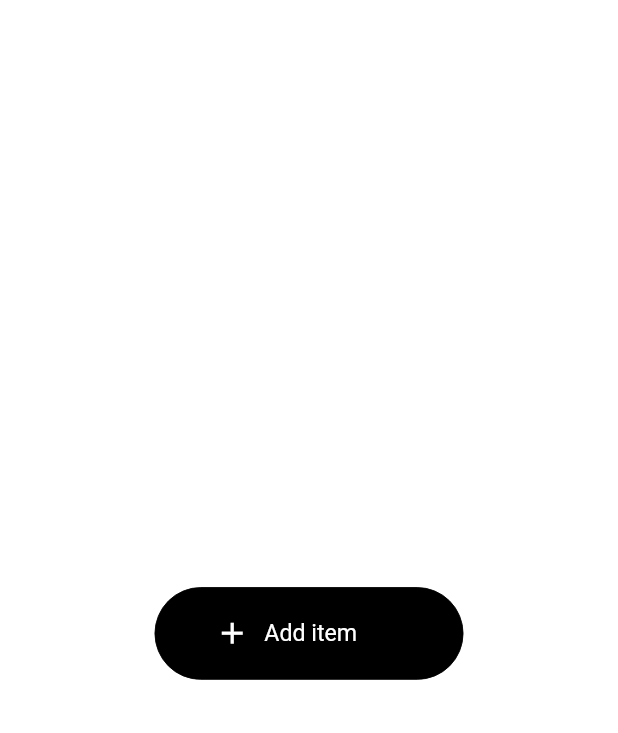
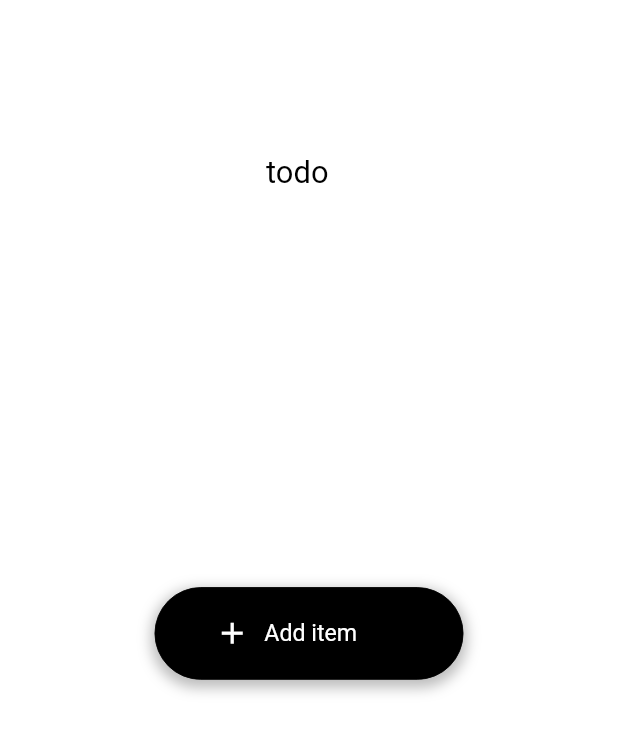
Before and after one commit to StudyingTimer/Flutter-StudyingTimer, a Flutter app: the Todo screen opened directly, on a phone screen of 412 x 824 dp. Shown: the top 733 px of the screen. Run offline on Flutter 3.47's test engine with Material 2 defaults, Android fonts, the light colour scheme and no system bars; our stand-ins replace flutter_screenutil, flutter_spinkit, fluttertoast, font_awesome_flutter, salomon_bottom_bar, webview_flutter.

Commit message:
[ADD] animation

```diff
--- a/studying_timer/lib/screens/bottombar/todo.dart
+++ b/studying_timer/lib/screens/bottombar/todo.dart
@@ -13,18 +13,31 @@ class Todo extends StatefulWidget {
 class _TodoState extends State<Todo> {
   var now = DateTime.now();
   bool ispressed = false;
+  bool addispressed = false;
   final myController = TextEditingController();
   late String formatDate1 = DateFormat('MM. dd. ').format(now);
   late String formatData2 = DateFormat('E', 'ko').format(now);
   int buttonleft = 90;
   int buttonright = 90;
   int buttontop = 380;
+  FocusNode myFocusNode = FocusNode();
+
+  @override
+  void dispose() {
+    myFocusNode.dispose();
+    super.dispose();
+  }
 
   @override
   Widget build(BuildContext context) {
     return GestureDetector(
       onTap: () {
         FocusScope.of(context).unfocus();
+        myController.clear();
+        setState(() {
+          ispressed = false;
+          addispressed = false;
+        });
       },
       child: Scaffold(
           resizeToAvoidBottomInset: false,
@@ -63,15 +76,94 @@ class _TodoState extends State<Todo> {
           body: Stack(
             children: [
               Padding(
-                padding: EdgeInsets.only(left: 150.w, top: 397.h),
-                child: TextField(
+                  padding: EdgeInsets.only(left: 155.w, top: 100.h),
+                  child: Text(
+                    "todo",
+                    style: TextStyle(fontSize: 18.sp, color: Colors.black),
+                  )),
+              GestureDetector(
+                onTap: () {
+                  setState(() {
+                    ispressed = true;
+                  });
+                },
+                child: AnimatedPadding(
+                  padding: EdgeInsets.only(
+                      left: ispressed
+                          ? addispressed
+                              ? 156.5.w
+                              : 23.w
+                          : 90.w,
+                      right: ispressed
+                          ? addispressed
+                              ? 156.5.w
+                              : 23.w
+                          : 90.w,
+                      top: addispressed ? 650.h : 380.h),
+                  duration: const Duration(microseconds: 240000),
+                  child: AnimatedContainer(
+                    duration: const Duration(microseconds: 240000),
+                    width: double.infinity,
+                    height: 60.h,
+                    decoration: BoxDecoration(
+                        boxShadow: [
+                          BoxShadow(
+                            color: Colors.grey.withOpacity(0.7),
+                            spreadRadius: 2,
+                            blurRadius: 7.0,
+                            offset:
+                                Offset(0.w, 3.h), // changes position of shadow
+                          ),
+                        ],
+                        border: Border.all(width: 0.5.w, color: Colors.black),
+                        borderRadius: BorderRadius.circular(30.r),
+                        color: ispressed
+                            ? addispressed
+                                ? Colors.black
+                                : Colors.white
+                            : Colors.black),
+                  ),
+                ),
+              ),
+              GestureDetector(
+                onTap: () {
+                  setState(() {
+                    ispressed = true;
+                  });
+                },
+                child: Padding(
+                  padding: EdgeInsets.only(left: 154.w, top: 401.h),
+                  child: AnimatedOpacity(
+                    opacity: ispressed ? 0 : 1,
+                    duration: const Duration(microseconds: 100000),
+                    child: Text(
+                      "Add item",
+                      style: TextStyle(fontSize: 13.5.sp, color: Colors.white),
+                    ),
+                  ),
+                ),
+              ),
+              GestureDetector(
+                onTap: () {
+                  setState(() {
+                    ispressed = true;
+                  });
+                },
+                child: AnimatedPadding(
+                    duration: const Duration(microseconds: 180000),
+                    padding: EdgeInsets.only(
+                        left: 50.w, top: addispressed ? 200.h : 378.h),
+                    child: ispressed
+                        ? TextField(
+                            focusNode: myFocusNode,
                             controller: myController,
                             autofocus: ispressed ? true : false,
-                  style: TextStyle(fontSize: 15.sp, color: Colors.black),
+                            style:
+                                TextStyle(fontSize: 15.sp, color: Colors.black),
                             textAlign: TextAlign.start,
                             cursorColor: Colors.black.withOpacity(0.4),
                             textAlignVertical: TextAlignVertical.center,
-                  maxLength: 20,
+                            maxLength: 15,
                             decoration: InputDecoration(
                               counterText: "",
                               hintStyle: TextStyle(
@@ -86,68 +178,42 @@ class _TodoState extends State<Todo> {
                               contentPadding: const EdgeInsets.only(
                                   left: 15, bottom: 11, top: 11, right: 15),
                             ),
-                ),
+                          )
+                        : const Text("")),
               ),
               GestureDetector(
                 onTap: () {
                   setState(() {
-                    ispressed = !ispressed;
-                  });
-                },
-                child: AnimatedPadding(
-                  padding: EdgeInsets.only(
-                      left: ispressed ? 23.w : 90.w,
-                      right: ispressed ? 23.w : 90.w,
-                      top: buttontop.h),
-                  duration: const Duration(microseconds: 240000),
-                  child: AnimatedContainer(
-                    duration: const Duration(microseconds: 240000),
-                    width: double.infinity,
-                    height: 60.h,
-                    decoration: BoxDecoration(
-                        border: Border.all(width: 0.5.w, color: Colors.black),
-                        borderRadius: BorderRadius.circular(30.r),
-                        color: ispressed ? Colors.white : Colors.black),
-                  ),
-                ),
-              ),
-              GestureDetector(
-                onTap: () {
-                  setState(() {
-                    ispressed = !ispressed;
+                    ispressed
+                        ? {
+                            addispressed = true,
+                            FocusScope.of(context).unfocus()
+                          }
+                        : {};
                   });
                 },
                 child: AnimatedPadding(
                     duration: const Duration(microseconds: 160000),
                     padding: EdgeInsets.only(
-                        left: ispressed ? 300.w : 125.w, top: 398.h),
+                        left: ispressed
+                            ? addispressed
+                                ? 171.w
+                                : 300.w
+                            : 125.w,
+                        top: addispressed ? 668.h : 398.h),
                     child: AnimatedContainer(
                       duration: const Duration(microseconds: 150000),
                       child: Icon(
                         Icons.add,
-                        color: ispressed ? Colors.black : Colors.white,
+                        color: ispressed
+                            ? addispressed
+                                ? Colors.white
+                                : Colors.black
+                            : Colors.white,
                         size: 23.h,
                       ),
                     )),
               ),
-              GestureDetector(
-                onTap: () {
-                  setState(() {
-                    ispressed = !ispressed;
-                  });
-                },
-                child: Padding(
-                  padding: EdgeInsets.only(left: 154.w, top: 401.h),
-                  child: AnimatedOpacity(
-                    opacity: ispressed ? 0 : 1,
-                    duration: const Duration(microseconds: 100000),
-                    child: Text(
-                      "Add item",
-                      style: TextStyle(fontSize: 13.5.sp, color: Colors.white),
-                    ),
-                  ),
-                ),
-              )
             ],
           )),
     );
```
Lines whose indentation alone changed are shown as unchanged.
